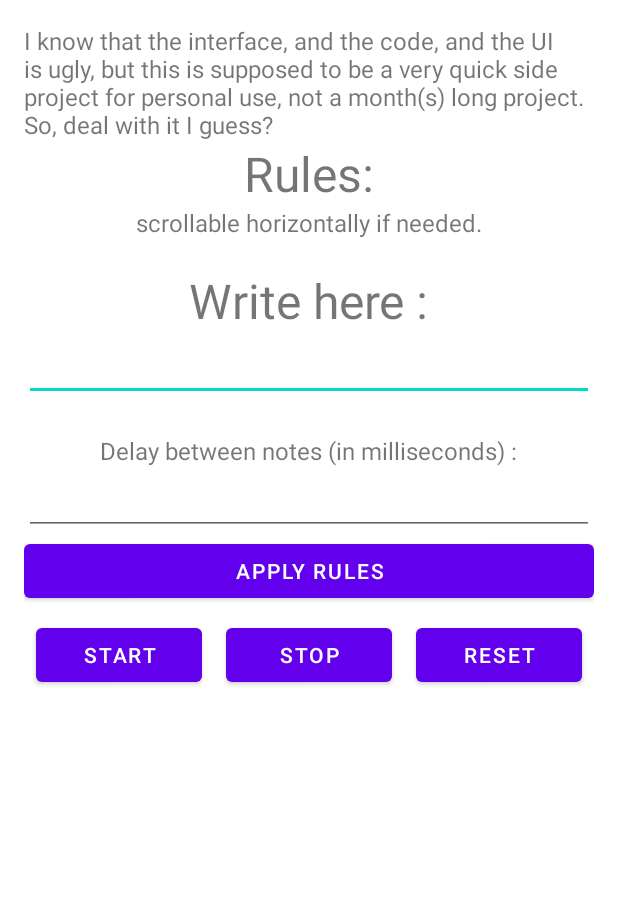
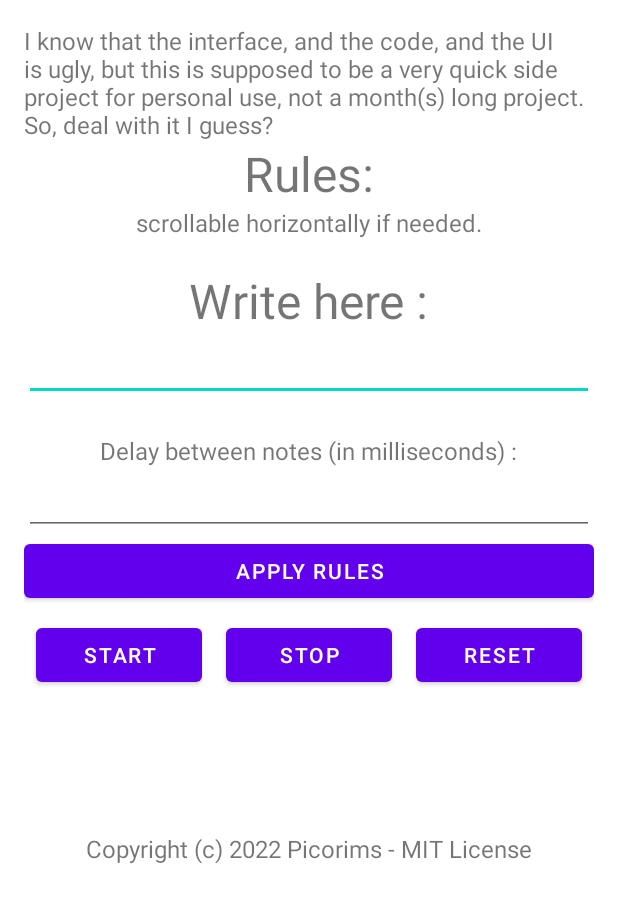
Before and after one commit to Picorims/the-melodic-chrono, an Android app: the layout activity_main.xml on its own in the app's theme, with its tools: preview values and no code run, on a phone screen of 412 x 824 dp. Shown: the top 903 px of the screen. Run offline under Robolectric (Android 15) with nearby library versions, the phone set to English and light mode, and no system bars.

Commit message:
add copyright in the view

```diff
--- a/app/src/main/res/layout/activity_main.xml
+++ b/app/src/main/res/layout/activity_main.xml
@@ -145,7 +145,14 @@ SOFTWARE.
             android:layout_height="wrap_content"
             android:textSize="40sp"
             android:layout_marginTop="16dp"
+            android:layout_marginBottom="16dp"
             android:textStyle="bold"/>
+
+        <TextView
+            android:layout_width="wrap_content"
+            android:layout_height="wrap_content"
+            style="@style/Paragraph"
+            android:text="Copyright (c) 2022 Picorims - MIT License"/>
 
     </LinearLayout>
 
```
